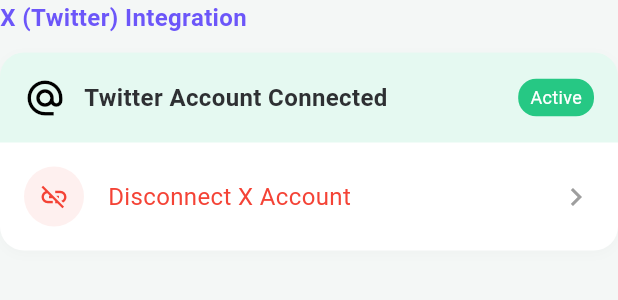
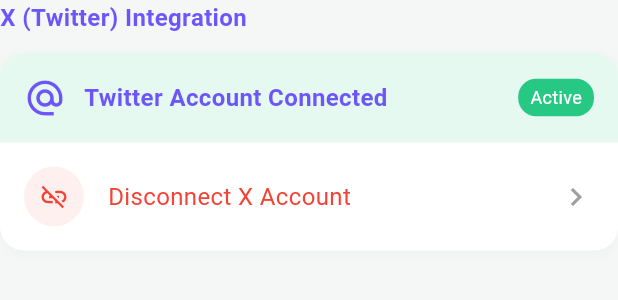
Before and after one commit to YuvalArbel1/Vouse, a Flutter app: the ProfileTwitterSection widget shown alone on an empty page, opened directly, on a phone screen of 412 x 824 dp. Shown: the top 300 px of the screen. Run offline on Flutter 3.47's test engine with Material 3 defaults, Android fonts, the phone set to English and light mode, and no system bars; our stand-ins replace dio, firebase_auth, firebase_core, firebase_storage, firebase_vertexai, flutter_native_splash and 11 more; missing offline and left inert: flutter_appauth, photo_manager; accounts and stored records are empty; generated files the repository leaves out were written again; network calls fail; project files that could hold a hidden picture were left out.

Commit message:
Connecting the server to the flutter app

```diff
--- a/vouse_flutter/lib/presentation/screens/profile/profile_twitter_section.dart
+++ b/vouse_flutter/lib/presentation/screens/profile/profile_twitter_section.dart
@@ -20,7 +20,8 @@ class ProfileTwitterSection extends ConsumerStatefulWidget {
       _ProfileTwitterSectionState();
 }
 
-class _ProfileTwitterSectionState extends ConsumerState<ProfileTwitterSection> with WidgetsBindingObserver {
+class _ProfileTwitterSectionState extends ConsumerState<ProfileTwitterSection>
+    with WidgetsBindingObserver {
   bool _isLoading = false;
 
   @override
@@ -64,8 +65,10 @@ class _ProfileTwitterSectionState extends ConsumerState<ProfileTwitterSection> w
           .checkConnectionStatus(forceCheck: forceCheck);
 
       // Debug log current state
-      debugPrint("ProfileTwitterSection: Connection refresh result: $connectionSuccess");
-      debugPrint("ProfileTwitterSection: Current connection state: ${ref.read(twitterConnectionProvider).connectionState}");
+      debugPrint(
+          "ProfileTwitterSection: Connection refresh result: $connectionSuccess");
+      debugPrint(
+          "ProfileTwitterSection: Current connection state: ${ref.read(twitterConnectionProvider).connectionState}");
     } catch (e) {
       debugPrint("ProfileTwitterSection: Error refreshing connection: $e");
     } finally {
@@ -212,7 +215,8 @@ class _ProfileTwitterSectionState extends ConsumerState<ProfileTwitterSection> w
     final username = twitterConnection.username;
 
     // Debug connection state in build
-    debugPrint("ProfileTwitterSection build: Connection state: ${twitterConnection.connectionState}, Username: $username");
+    debugPrint(
+        "ProfileTwitterSection build: Connection state: ${twitterConnection.connectionState}, Username: $username");
 
     return SettingsSectionWidget(
       title: 'X (Twitter) Integration',
@@ -233,7 +237,7 @@ class _ProfileTwitterSectionState extends ConsumerState<ProfileTwitterSection> w
                 const Icon(
                   Icons.alternate_email,
                   size: 28,
-                  color: Colors.black,
+                  color: vPrimaryColor,
                 ),
                 const SizedBox(width: 12),
                 Expanded(
@@ -242,7 +246,10 @@ class _ProfileTwitterSectionState extends ConsumerState<ProfileTwitterSection> w
                     children: [
                       Text(
                         'Twitter Account Connected',
-                        style: boldTextStyle(size: 16),
+                        style: boldTextStyle(
+                          size: 16,
+                          color: vPrimaryColor,
+                        ),
                       ),
                       if (username != null)
                         Text(
```
Lines whose indentation alone changed are shown as unchanged.
